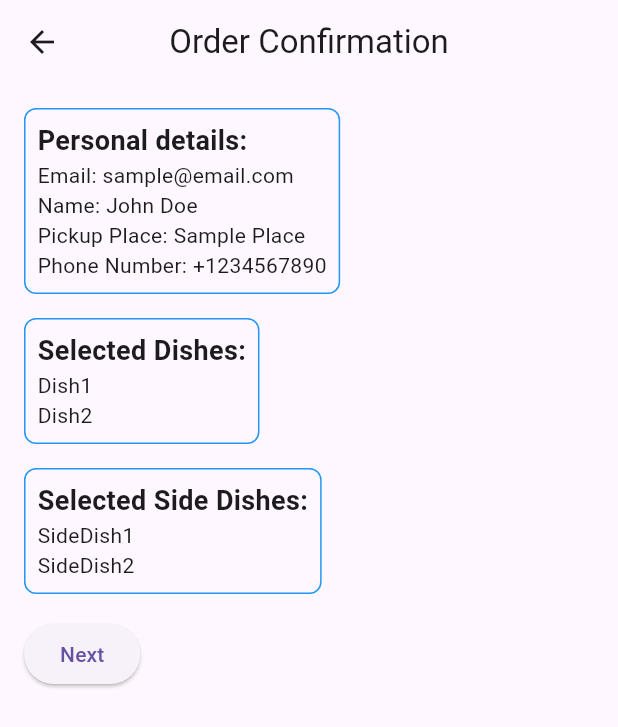
After one commit to Laikaichian22/food-ordering-and-delivering-application, a Flutter app: the screen it shows after launch, after a tap on "Place Order", after a tap on "View order details", on a phone screen of 412 x 824 dp. The commit adds this screen. Shown: the top 727 px of the screen. Run offline on Flutter 3.47's test engine with Material 3 defaults, Android fonts, the phone set to English and light mode, and no system bars; our stand-ins replace cloud_firestore, firebase_auth, firebase_core, firebase_storage, get, image_picker and 1 more; missing offline and left inert: dart:ffi; accounts and stored records are empty.

Commit message:
add comfirmation page

```diff
--- a/lib/main.dart
+++ b/lib/main.dart
@@ -27,7 +27,7 @@ class MyApp extends StatelessWidget {
 
 
 
-      home: OrderDetails(),
+      home:  ViewOrder(),
 
 
 
--- /dev/null
+++ b/lib/src/features/users/customer/Confirmation_Page.dart
@@ -0,0 +1,134 @@
+import 'package:flutter/material.dart';
+import 'package:flutter_application_1/src/features/users/customer/payment_methode.dart';
+ // Import the MakePaymentPage
+
+class ConfirmationPage extends StatelessWidget {
+  final String email;
+  final String name;
+  final String pickupPlace;
+  final String phoneNumber;
+  final List<String> dishes;
+  final List<String> sideDishes;
+
+  ConfirmationPage({
+    required this.email,
+    required this.name,
+    required this.pickupPlace,
+    required this.phoneNumber,
+    required this.dishes,
+    required this.sideDishes,
+  });
+
+  void _navigateToMakePayment(BuildContext context) {
+    // Navigate to the MakePaymentPage with the stored data
+    Navigator.push(
+      context,
+      MaterialPageRoute(
+        builder: (context) =>PaymentMethod(
+          email: email,
+          name: name,
+          pickupPlace: pickupPlace,
+          phoneNumber: phoneNumber,
+          dishes: dishes,
+          sideDishes: sideDishes,
+        ),
+      ),
+    );
+  }
+
+  @override
+  Widget build(BuildContext context) {
+    return Scaffold(
+      appBar: AppBar(
+        title: const Text('Order Confirmation'),
+        centerTitle: true,
+      ),
+      body: Padding(
+        padding: EdgeInsets.all(16.0),
+        child: Column(
+          crossAxisAlignment: CrossAxisAlignment.start,
+          children: [
+            Container(
+              padding: EdgeInsets.all(8.0),
+              decoration: BoxDecoration(
+                border: Border.all(color: Colors.blue),
+                borderRadius: BorderRadius.circular(8.0),
+              ),
+              child: Column(
+                crossAxisAlignment: CrossAxisAlignment.start,
+                children: [
+                  Text(
+                    'Personal details:',
+                    style: TextStyle(
+                      fontSize: 18.0,
+                      fontWeight: FontWeight.bold,
+                    ),
+                  ),
+                  Text('Email: $email'),
+                  Text('Name: $name'),
+                  Text('Pickup Place: $pickupPlace'),
+                  Text('Phone Number: $phoneNumber'),
+                ],
+              ),
+            ),
+            const SizedBox(height: 16.0),
+            Container(
+              padding: EdgeInsets.all(8.0),
+              decoration: BoxDecoration(
+                border: Border.all(color: Colors.blue),
+                borderRadius: BorderRadius.circular(8.0),
+              ),
+              child: Column(
+                crossAxisAlignment: CrossAxisAlignment.start,
+                children: [
+                  Text(
+                    'Selected Dishes:',
+                    style: TextStyle(
+                      fontSize: 18.0,
+                      fontWeight: FontWeight.bold,
+                    ),
+                  ),
+                  Column(
+                    crossAxisAlignment: CrossAxisAlignment.start,
+                    children: dishes.map((dish) => Text(dish)).toList(),
+                  ),
+                ],
+              ),
+            ),
+            const SizedBox(height: 16.0),
+            Container(
+              padding: EdgeInsets.all(8.0),
+              decoration: BoxDecoration(
+                border: Border.all(color: Colors.blue),
+                borderRadius: BorderRadius.circular(8.0),
+              ),
+              child: Column(
+                crossAxisAlignment: CrossAxisAlignment.start,
+                children: [
+                  Text(
+                    'Selected Side Dishes:',
+                    style: TextStyle(
+                      fontSize: 18.0,
+                      fontWeight: FontWeight.bold,
+                    ),
+                  ),
+                  Column(
+                    crossAxisAlignment: CrossAxisAlignment.start,
+                    children: sideDishes.map((sideDish) => Text(sideDish)).toList(),
+                  ),
+                ],
+              ),
+            ),
+            const SizedBox(height: 16.0),
+            ElevatedButton(
+              onPressed: () {
+                _navigateToMakePayment(context);
+              },
+              child: Text('Next'),
+            ),
+          ],
+        ),
+      ),
+    );
+  }
+}
--- a/lib/src/features/users/customer/order_detail.dart
+++ b/lib/src/features/users/customer/order_detail.dart
@@ -1,5 +1,4 @@
 import 'package:flutter/material.dart';
-import 'package:flutter_application_1/src/features/users/business_owner/menu_list/payment_method/pay_methodpage.dart';
 import 'package:flutter_application_1/src/features/users/customer/payment_methode.dart';
 import 'package:flutter_application_1/src/features/users/customer/view_order.dart';
 
@@ -30,6 +29,45 @@ class _ViewOrderState extends State<OrderDetails> {
     'Soup',
   ];
 
+  TextEditingController _emailController = TextEditingController();
+  TextEditingController _nameController = TextEditingController();
+  TextEditingController _pickupPlaceController = TextEditingController();
+  TextEditingController _phoneNumberController = TextEditingController();
+
+  @override
+  void initState() {
+    super.initState();
+    _emailController.addListener(_updateEmail);
+    _nameController.addListener(_updateName);
+    _pickupPlaceController.addListener(_updatePickupPlace);
+    _phoneNumberController.addListener(_updatePhoneNumber);
+  }
+
+  void _updateEmail() {
+    _email = _emailController.text;
+  }
+
+  void _updateName() {
+    _name = _nameController.text;
+  }
+
+  void _updatePickupPlace() {
+    _pickupPlace = _pickupPlaceController.text;
+  }
+
+  void _updatePhoneNumber() {
+    _phoneNumber = _phoneNumberController.text;
+  }
+
+  @override
+  void dispose() {
+    _emailController.dispose();
+    _nameController.dispose();
+    _pickupPlaceController.dispose();
+    _phoneNumberController.dispose();
+    super.dispose();
+  }
+
   void _nextPage() {
     if (_email.isEmpty ||
         _name.isEmpty ||
@@ -52,7 +90,10 @@ class _ViewOrderState extends State<OrderDetails> {
       return;
     }
 
-    // TODO: Add logic for navigating to the next page
+   /*Navigator.push(
+      context,
+      MaterialPageRoute(builder: (context) => PaymentMethod()),
+    );*/
   }
 
   void _goBack() {
@@ -88,48 +129,32 @@ class _ViewOrderState extends State<OrderDetails> {
                     ),
                   ),
                   TextField(
+                    controller: _emailController,
                     decoration: const InputDecoration(
                       labelText: 'Email',
                       hintText: 'e.g. alicelee@gmail.com',
                     ),
-                    onChanged: (value) {
-                      setState(() {
-                        _email = value;
-                      });
-                    },
                   ),
                   TextField(
+                    controller: _nameController,
                     decoration: const InputDecoration(
                       labelText: 'Name',
                       hintText: 'In short form. e.g. AliceLee',
                     ),
-                    onChanged: (value) {
-                      setState(() {
-                        _name = value;
-                      });
-                    },
                   ),
                   TextField(
+                    controller: _pickupPlaceController,
                     decoration: const InputDecoration(
                       labelText: 'Pickup Place',
                       hintText: 'E.g., Street address, landmark, etc.',
                     ),
-                    onChanged: (value) {
-                      setState(() {
-                        _pickupPlace = value;
-                      });
-                    },
                   ),
                   TextField(
+                    controller: _phoneNumberController,
                     decoration: const InputDecoration(
                       labelText: 'Phone Number',
                       hintText: 'E.g., +1 123-456-7890',
                     ),
-                    onChanged: (value) {
-                      setState(() {
-                        _phoneNumber = value;
-                      });
-                    },
                   ),
                 ],
               ),
@@ -220,21 +245,11 @@ class _ViewOrderState extends State<OrderDetails> {
               children: [
                 ElevatedButton(
                   child: const Text('Back'),
-                    onPressed: () {
-                    Navigator.push(
-                      context,
-                      MaterialPageRoute(builder: (context) => ViewOrder()),
-                    );
-                  },
+                  onPressed: _goBack,
                 ),
                 ElevatedButton(
                   child: const Text('Next'),
-                   onPressed: () {
-                    Navigator.push(
-                      context,
-                      MaterialPageRoute(builder: (context) => const paymentMethode()),
-                    );
-                  },
+                  onPressed: _nextPage,
                 ),
               ],
             ),
--- a/lib/src/features/users/customer/view_order.dart
+++ b/lib/src/features/users/customer/view_order.dart
@@ -1,7 +1,8 @@
 import 'dart:async';
 import 'package:flutter/material.dart';
-import 'package:intl/intl.dart'; // Import the intl package
+import 'package:intl/intl.dart';
 import 'package:flutter_application_1/src/features/users/customer/order_detail.dart';
+import 'package:flutter_application_1/src/features/users/customer/confirmation_page.dart';
 
 class ViewOrder extends StatefulWidget {
   @override
@@ -17,11 +18,8 @@ class _ViewOrderState extends State<ViewOrder> {
   void initState() {
     super.initState();
 
-    // Set closing time to 11:00 am every day
-    closingTime = DateTime(DateTime.now().year, DateTime.now().month, DateTime.now().day, 11, 0, 0);
-
-    // Calculate initial remaining time
-    _calculateRemainingTime();
+    // Calculate initial closing time and remaining time
+    _calculateClosingAndRemainingTime();
 
     // Set up a timer to update remaining time every second
     _timer = Timer.periodic(Duration(seconds: 1), (timer) {
@@ -38,6 +36,20 @@ class _ViewOrderState extends State<ViewOrder> {
   void _calculateRemainingTime() {
     // Calculate the difference between closing time and current time
     _remainingTime = closingTime.difference(DateTime.now());
+
+    // If the closing time has already passed for the day, calculate for the next day
+    if (_remainingTime.isNegative) {
+      _calculateClosingAndRemainingTime();
+    }
+  }
+
+  void _calculateClosingAndRemainingTime() {
+    // Calculate the closing time for the next day at 11 a.m.
+    DateTime now = DateTime.now();
+    closingTime = DateTime(now.year, now.month, now.day + 1, 11, 0, 0);
+
+    // Recalculate the remaining time
+    _calculateRemainingTime();
   }
 
   @override
@@ -72,6 +84,29 @@ class _ViewOrderState extends State<ViewOrder> {
     );
   }
 
+  void _placeOrder() {
+    Navigator.push(
+      context,
+      MaterialPageRoute(builder: (context) => OrderDetails()),
+    );
+  }
+
+  void _viewOrderDetails() {
+    Navigator.push(
+      context,
+      MaterialPageRoute(
+        builder: (context) => ConfirmationPage(
+          email: 'sample@email.com', // Replace with the actual email
+          name: 'John Doe', // Replace with the actual name
+          pickupPlace: 'Sample Place', // Replace with the actual pickup place
+          phoneNumber: '+1234567890', // Replace with the actual phone number
+          dishes: ['Dish1', 'Dish2'], // Replace with the actual selected dishes
+          sideDishes: ['SideDish1', 'SideDish2'], // Replace with the actual selected side dishes
+        ),
+      ),
+    );
+  }
+
   @override
   Widget build(BuildContext context) {
     bool isOrderButtonEnabled = _remainingTime.inSeconds > 0;
@@ -99,7 +134,7 @@ class _ViewOrderState extends State<ViewOrder> {
             margin: const EdgeInsets.all(10.0),
             child: ExpansionTile(
               title: Text('Place order'),
-              subtitle: Text(displayDate), // Display dynamically generated date
+              subtitle: Text(displayDate),
               trailing: const Text('Open'),
               initiallyExpanded: true,
               children: [
@@ -111,23 +146,20 @@ class _ViewOrderState extends State<ViewOrder> {
                   ],
                 ),
                 ElevatedButton(
-                  onPressed: isOrderButtonEnabled
-                      ? () {
-                          Navigator.push(
-                            context,
-                            MaterialPageRoute(builder: (context) => OrderDetails()),
-                          );
-                        }
-                      : null,
+                  onPressed: isOrderButtonEnabled ? _placeOrder : null,
                   child: Text('Place Order'),
                 ),
               ],
             ),
           ),
-          const ListTile(
-            title: Text('View order details'),
-            subtitle: Text('You haven\'t placed any order'),
-            enabled: false,
+          Container(
+            color: Colors.lightBlueAccent,
+            margin: const EdgeInsets.all(10.0),
+            child: ListTile(
+              title: Text('View order details'),
+              subtitle: Text('You haven\'t placed any order'),
+              onTap: _viewOrderDetails,
+            ),
           ),
           const ListTile(
             title: Text('Cancel order'),
@@ -139,17 +171,3 @@ class _ViewOrderState extends State<ViewOrder> {
     );
   }
 }
-
-class PlaceOrderPage extends StatelessWidget {
-  @override
-  Widget build(BuildContext context) {
-    return Scaffold(
-      appBar: AppBar(
-        title: Text('Place Order'),
-      ),
-      body: Center(
-        child: Text('This is the Place Order Page'),
-      ),
-    );
-  }
-}
```
Also changed, not shown: lib/src/features/users/customer/payment_methode.dart (+32 -22 lines).
